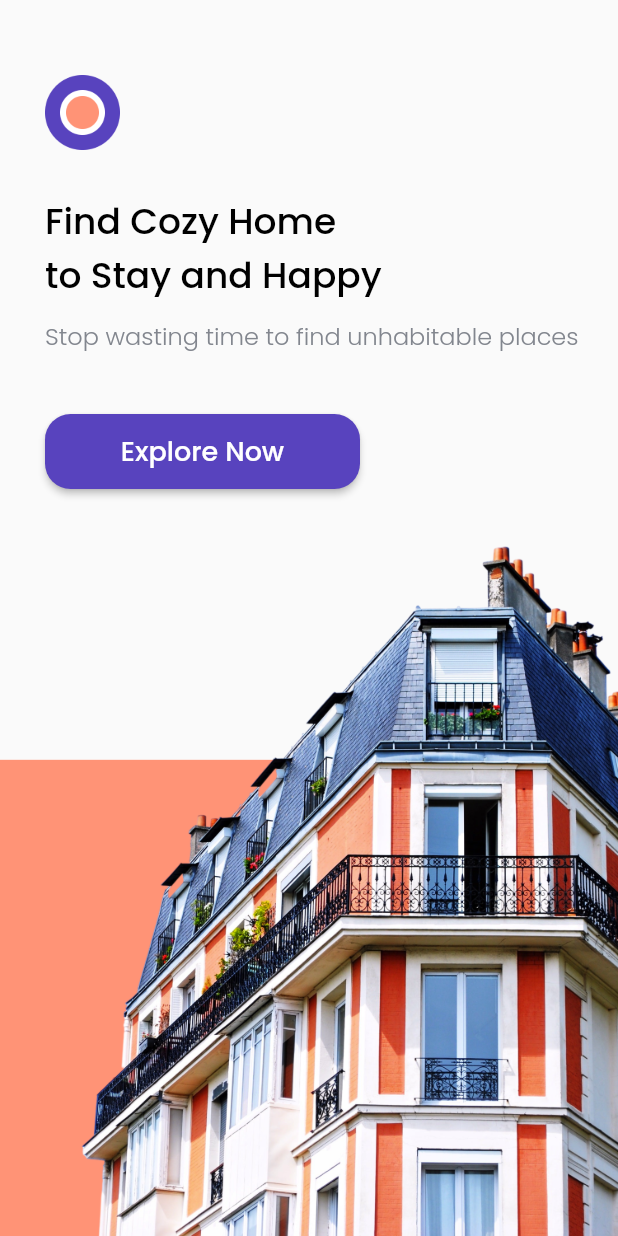
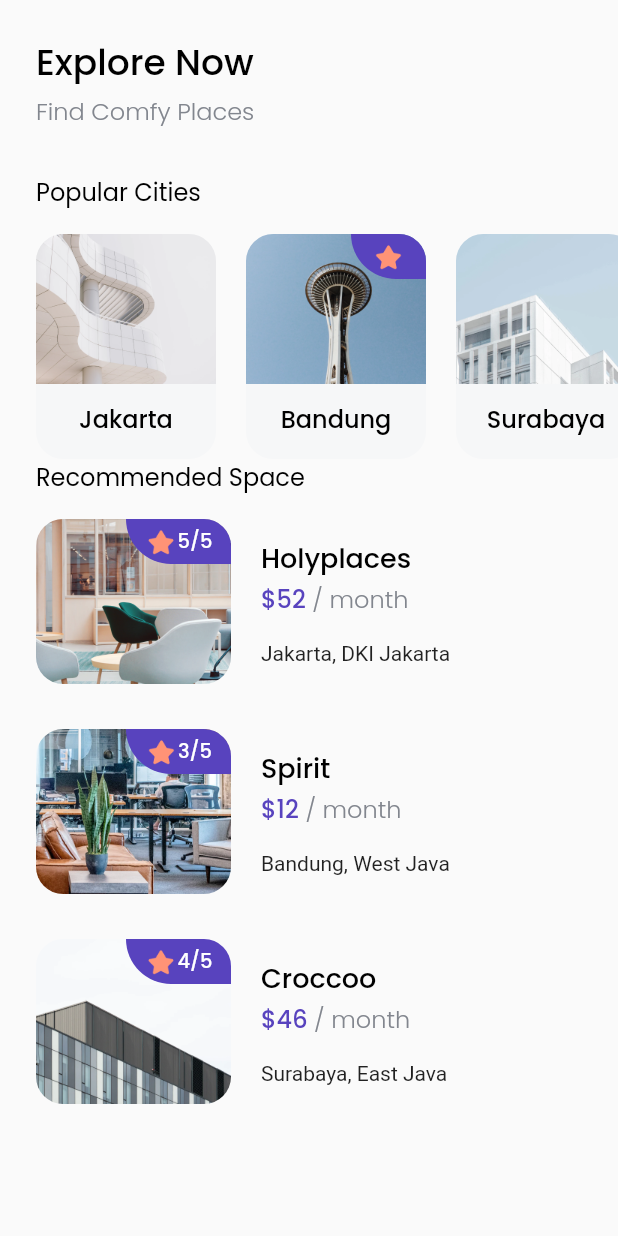
Before and after one commit to donnydevanda/cozy, a Flutter app: the screen it shows after launch, after a tap on "Explore Now", on a phone screen of 412 x 824 dp. Run offline on Flutter 3.47's test engine with Material 2 defaults, Android fonts, the phone set to English and light mode, and no system bars; our stand-ins replace google_fonts.

Commit message:
Home Page - Title, Cities, Spaces

```diff
--- a/lib/main.dart
+++ b/lib/main.dart
@@ -1,5 +1,5 @@
+import 'package:flutter/material.dart';
 import 'package:cozy/pages/splash_page.dart';
-import 'package:flutter/material.dart';
 
 void main() {
   runApp(const MyApp());
--- /dev/null
+++ b/lib/models/city.dart
@@ -0,0 +1,12 @@
+class City {
+  int id;
+  String name;
+  String imageUrl;
+  bool isPopular;
+
+  City(
+      {required this.id,
+      required this.name,
+      required this.imageUrl,
+      this.isPopular = false});
+}
--- /dev/null
+++ b/lib/models/space.dart
@@ -0,0 +1,18 @@
+class Space {
+  int id;
+  String name;
+  String imageUrl;
+  int price;
+  String city;
+  String province;
+  int rating;
+
+  Space(
+      {required this.id,
+      required this.name,
+      required this.imageUrl,
+      required this.price,
+      required this.city,
+      required this.province,
+      required this.rating});
+}
--- /dev/null
+++ b/lib/pages/home_page.dart
@@ -0,0 +1,155 @@
+import 'package:cozy/models/city.dart';
+import 'package:cozy/models/space.dart';
+import 'package:cozy/widgets/city_card.dart';
+import 'package:cozy/widgets/space_card.dart';
+import 'package:flutter/material.dart';
+import 'package:cozy/theme.dart';
+
+class HomePage extends StatelessWidget {
+  const HomePage({Key? key}) : super(key: key);
+
+  @override
+  Widget build(BuildContext context) {
+    return Scaffold(
+      body: SafeArea(
+          bottom: false,
+          child: Padding(
+            padding: EdgeInsets.symmetric(vertical: Edge),
+            child: ListView(
+              children: [
+                // NOTE: Title / Header
+                Padding(
+                  padding: EdgeInsets.only(left: Edge),
+                  child: Text(
+                    'Explore Now',
+                    style: blackTextStyle.copyWith(fontSize: 24),
+                  ),
+                ),
+                SizedBox(
+                  height: 2,
+                ),
+                Padding(
+                  padding: EdgeInsets.only(left: Edge),
+                  child: Text(
+                    'Find Comfy Places',
+                    style: grayTextStyle.copyWith(fontSize: 16),
+                  ),
+                ),
+                SizedBox(
+                  height: 30,
+                ),
+                // NOTE: Popular Cities
+                Padding(
+                  padding: EdgeInsets.only(left: Edge),
+                  child: Text(
+                    'Popular Cities',
+                    style: regularTextStyle.copyWith(fontSize: 16),
+                  ),
+                ),
+                SizedBox(
+                  height: 16,
+                ),
+                Container(
+                  height: 150,
+                  child: ListView(
+                    scrollDirection: Axis.horizontal,
+                    children: [
+                      SizedBox(
+                        width: 24,
+                      ),
+                      CityCard(
+                        City(
+                          id: 1,
+                          name: 'Jakarta',
+                          imageUrl: 'assets/city1.png',
+                        ),
+                      ),
+                      SizedBox(
+                        width: 20,
+                      ),
+                      CityCard(
+                        City(
+                            id: 2,
+                            name: 'Bandung',
+                            imageUrl: 'assets/city2.png',
+                            isPopular: true),
+                      ),
+                      SizedBox(
+                        width: 20,
+                      ),
+                      CityCard(
+                        City(
+                          id: 3,
+                          name: 'Surabaya',
+                          imageUrl: 'assets/city3.png',
+                        ),
+                      ),
+                      SizedBox(
+                        width: 24,
+                      ),
+                    ],
+                  ),
+                ),
+                // NOTE: Recommended Space
+                SizedBox(
+                  width: 30,
+                ),
+                Padding(
+                  padding: EdgeInsets.only(left: Edge),
+                  child: Text(
+                    'Recommended Space',
+                    style: regularTextStyle.copyWith(fontSize: 16),
+                  ),
+                ),
+                SizedBox(
+                  height: 16,
+                ),
+                Padding(
+                  padding: EdgeInsets.symmetric(horizontal: Edge),
+                  child: Column(
+                    children: [
+                      SpaceCard(
+                        Space(
+                            id: 1,
+                            name: 'Holyplaces',
+                            imageUrl: 'assets/space1.png',
+                            price: 52,
+                            city: "Jakarta",
+                            province: "DKI Jakarta",
+                            rating: 5),
+                      ),
+                      SizedBox(
+                        height: 30,
+                      ),
+                      SpaceCard(
+                        Space(
+                            id: 2,
+                            name: 'Spirit',
+                            imageUrl: 'assets/space2.png',
+                            price: 12,
+                            city: "Bandung",
+                            province: "West Java",
+                            rating: 3),
+                      ),
+                      SizedBox(
+                        height: 30,
+                      ),
+                      SpaceCard(
+                        Space(
+                            id: 3,
+                            name: 'Croccoo',
+                            imageUrl: 'assets/space3.png',
+                            price: 46,
+                            city: "Surabaya",
+                            province: "East Java",
+                            rating: 4),
+                      ),
+                    ],
+                  ),
+                )
+              ],
+            ),
+          )),
+    );
+  }
+}
--- a/lib/pages/splash_page.dart
+++ b/lib/pages/splash_page.dart
@@ -1,5 +1,6 @@
+import 'package:flutter/material.dart';
 import 'package:cozy/theme.dart';
-import 'package:flutter/material.dart';
+import 'package:cozy/pages/home_page.dart';
 
 class SplashPage extends StatelessWidget {
   const SplashPage({Key? key}) : super(key: key);
@@ -47,7 +48,12 @@ class SplashPage extends StatelessWidget {
                         width: 210,
                         height: 50,
                         child: RaisedButton(
-                          onPressed: () {},
+                          onPressed: () {
+                            Navigator.push(
+                                context,
+                                MaterialPageRoute(
+                                    builder: (context) => HomePage()));
+                          },
                           color: purpleColor,
                           shape: RoundedRectangleBorder(
                               borderRadius: BorderRadius.circular(17)),
--- a/lib/theme.dart
+++ b/lib/theme.dart
@@ -6,6 +6,8 @@ const Color orangeColor = Color(0xffFF9376);
 const Color blackColor = Color(0xff000000);
 const Color whiteColor = Color(0xffFFFFFF);
 const Color grayColor = Color(0xff82868E);
+
+double Edge = 24;
 
 TextStyle blackTextStyle =
     GoogleFonts.poppins(fontWeight: FontWeight.w500, color: blackColor);
@@ -18,3 +20,6 @@ TextStyle grayTextStyle =
 
 TextStyle purpleTextStyle =
     GoogleFonts.poppins(fontWeight: FontWeight.w500, color: purpleColor);
+
+TextStyle regularTextStyle =
+    GoogleFonts.poppins(fontWeight: FontWeight.w400, color: blackColor);
--- /dev/null
+++ b/lib/widgets/city_card.dart
@@ -0,0 +1,58 @@
+import 'package:cozy/models/city.dart';
+import 'package:cozy/theme.dart';
+import 'package:flutter/material.dart';
+
+class CityCard extends StatelessWidget {
+  final City city;
+  CityCard(this.city);
+
+  @override
+  Widget build(BuildContext context) {
+    return ClipRRect(
+      borderRadius: BorderRadius.circular(18),
+      child: Container(
+        height: 150,
+        width: 120,
+        color: Color(0xffF6F7F8),
+        child: Column(
+          children: [
+            Stack(children: [
+              Image.asset(
+                city.imageUrl,
+                width: 120,
+                height: 100,
+                fit: BoxFit.cover,
+              ),
+              city.isPopular
+                  ? Align(
+                      alignment: Alignment.topRight,
+                      child: Container(
+                        width: 50,
+                        height: 30,
+                        decoration: BoxDecoration(
+                            color: purpleColor,
+                            borderRadius: BorderRadius.only(
+                                bottomLeft: Radius.circular(30))),
+                        child: Center(
+                            child: Image.asset(
+                          'assets/icon_star.png',
+                          width: 22,
+                          height: 22,
+                        )),
+                      ),
+                    )
+                  : Container(),
+            ]),
+            SizedBox(
+              height: 11,
+            ),
+            Text(
+              city.name,
+              style: blackTextStyle.copyWith(fontSize: 16),
+            )
+          ],
+        ),
+      ),
+    );
+  }
+}
--- /dev/null
+++ b/lib/widgets/space_card.dart
@@ -0,0 +1,88 @@
+import 'package:cozy/models/space.dart';
+import 'package:cozy/theme.dart';
+import 'package:flutter/material.dart';
+
+class SpaceCard extends StatelessWidget {
+  final Space space;
+
+  SpaceCard(this.space);
+
+  @override
+  Widget build(BuildContext context) {
+    return Row(
+      children: [
+        ClipRRect(
+          borderRadius: BorderRadius.circular(18),
+          child: Container(
+            width: 130,
+            height: 110,
+            child: Stack(
+              children: [
+                Image.asset(space.imageUrl),
+                Align(
+                  alignment: Alignment.topRight,
+                  child: Container(
+                    width: 70,
+                    height: 30,
+                    decoration: BoxDecoration(
+                      color: purpleColor,
+                      borderRadius:
+                          BorderRadius.only(bottomLeft: Radius.circular(30)),
+                    ),
+                    child: Row(
+                      mainAxisAlignment: MainAxisAlignment.center,
+                      crossAxisAlignment: CrossAxisAlignment.center,
+                      children: [
+                        Image.asset(
+                          'assets/icon_star.png',
+                          width: 22,
+                          height: 22,
+                        ),
+                        Text(
+                          '${space.rating}/5',
+                          style: whiteTextStyle.copyWith(fontSize: 13),
+                        )
+                      ],
+                    ),
+                  ),
+                )
+              ],
+            ),
+          ),
+        ),
+        SizedBox(
+          width: 20,
+        ),
+        Column(
+          crossAxisAlignment: CrossAxisAlignment.start,
+          children: [
+            Text(
+              space.name,
+              style: blackTextStyle.copyWith(fontSize: 18),
+            ),
+            SizedBox(
+              height: 2,
+            ),
+            Text.rich(
+              TextSpan(
+                text: '\$${space.price}',
+                style: purpleTextStyle.copyWith(fontSize: 16),
+                children: [
+                  TextSpan(
+                      text: ' / month',
+                      style: grayTextStyle.copyWith(fontSize: 16))
+                ],
+              ),
+            ),
+            SizedBox(
+              height: 16,
+            ),
+            Text(
+              '${space.city}, ${space.province}',
+            )
+          ],
+        )
+      ],
+    );
+  }
+}
```
